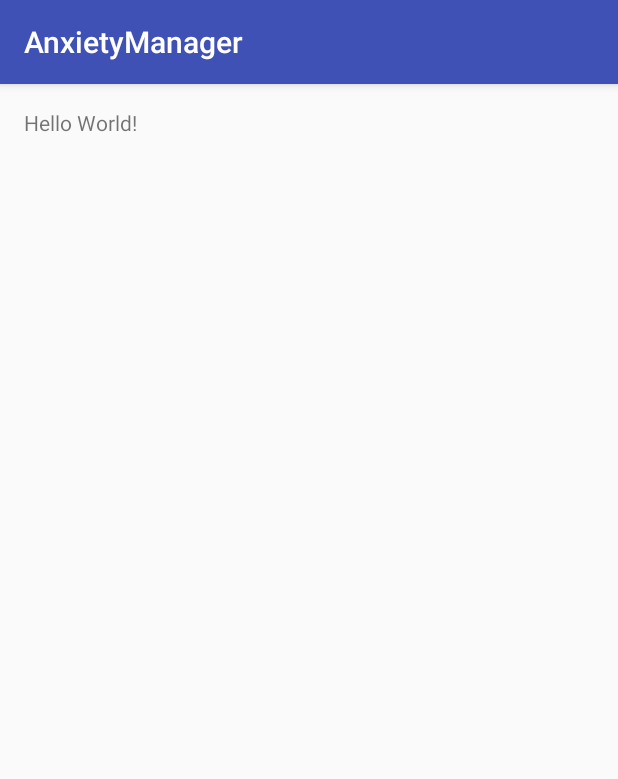
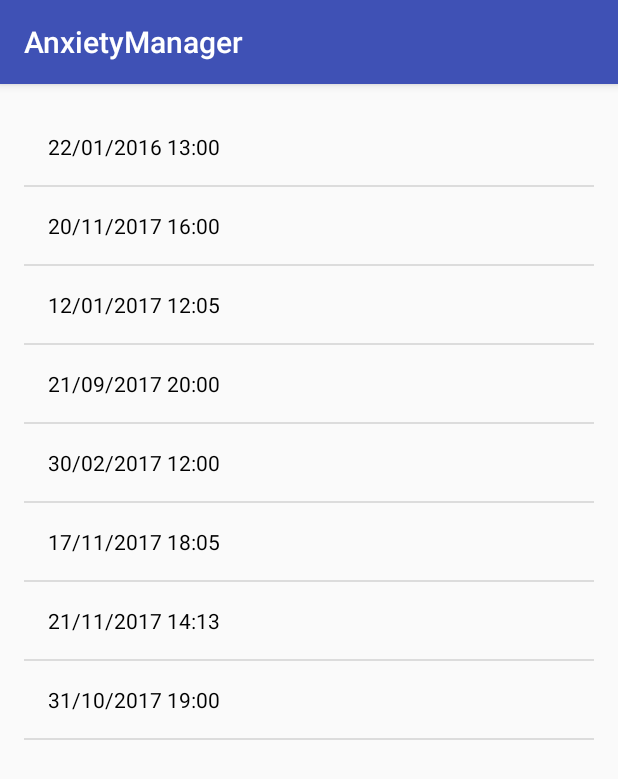
Before and after one commit to KatieFitzgerald/Anxiety-Manager, an Android app: the screen it shows after launch (MainActivity), on a phone screen of 412 x 824 dp. Shown: the top 779 px of the screen. Run offline under Robolectric (Android 15) with nearby library versions, the phone set to English and light mode, and no system bars.

Commit message:
Populate listView with csv values

```diff
--- a/AnxietyManager/app/build.gradle
+++ b/AnxietyManager/app/build.gradle
@@ -1,11 +1,11 @@
 apply plugin: 'com.android.application'
 
 android {
-    compileSdkVersion 23
+    compileSdkVersion 26
     defaultConfig {
         applicationId "com.example.katiefitzgerald.anxietymanager"
         minSdkVersion 19
-        targetSdkVersion 23
+        targetSdkVersion 26
         versionCode 1
         versionName "1.0"
         testInstrumentationRunner "android.support.test.runner.AndroidJUnitRunner"
@@ -24,6 +24,6 @@ dependencies {
     androidTestCompile('com.android.support.test.espresso:espresso-core:2.2.2', {
         exclude group: 'com.android.support', module: 'support-annotations'
     })
-    compile 'com.android.support:appcompat-v7:23.4.0'
+    compile 'com.android.support:appcompat-v7:26.0.0'
     testCompile 'junit:junit:4.12'
 }
--- a/AnxietyManager/app/src/main/java/com/example/katiefitzgerald/anxietymanager/AnxietyEpisode.java
+++ b/AnxietyManager/app/src/main/java/com/example/katiefitzgerald/anxietymanager/AnxietyEpisode.java
@@ -26,9 +26,6 @@ public class AnxietyEpisode {
 
     @Override
     public String toString() {
-        return "AnxietyEpisode{" +
-                "date='" + date + '\'' +
-                ", time='" + time + '\'' +
-                '}';
+        return "" + this.date.toString() + " " + this.time.toString();
     }
 }
--- a/AnxietyManager/app/src/main/java/com/example/katiefitzgerald/anxietymanager/MainActivity.java
+++ b/AnxietyManager/app/src/main/java/com/example/katiefitzgerald/anxietymanager/MainActivity.java
@@ -3,13 +3,15 @@ package com.example.katiefitzgerald.anxietymanager;
 import android.support.v7.app.AppCompatActivity;
 import android.os.Bundle;
 import android.util.Log;
+import android.widget.ArrayAdapter;
+import android.widget.ListView;
+
 import java.io.BufferedReader;
 import java.io.IOException;
 import java.io.InputStream;
 import java.io.InputStreamReader;
 import java.nio.charset.Charset;
 import java.util.ArrayList;
-import java.util.List;
 
 public class MainActivity extends AppCompatActivity {
 
@@ -18,12 +20,20 @@ public class MainActivity extends AppCompatActivity {
         super.onCreate(savedInstanceState);
         setContentView(R.layout.activity_main);
 
-        getSensedAnxiety();
+        ArrayList<AnxietyEpisode> anxietyEpisode = new ArrayList<>();
+        getSensedAnxiety(anxietyEpisode);
+
+        ArrayAdapter<AnxietyEpisode> adapter = new ArrayAdapter<>(this, R.layout.list_view_items, anxietyEpisode);
+
+        ListView episodeList = (ListView) findViewById(R.id.episodeListView);
+        if (episodeList != null) {
+            episodeList.setAdapter(adapter);
+        }
     }
 
     //Based on tutorial https://www.youtube.com/watch?v=i-TqNzUryn8
-    private List<AnxietyEpisode> anxietyEpisode = new ArrayList<>();
-    private void getSensedAnxiety(){
+
+    private void getSensedAnxiety(ArrayList<AnxietyEpisode> anxietyEpisode){
 
         InputStream is = getResources().openRawResource(R.raw.sensed);
         BufferedReader reader = new BufferedReader(
@@ -43,12 +53,11 @@ public class MainActivity extends AppCompatActivity {
                 episode.setTime(tokens[1]);
 
                 anxietyEpisode.add(episode);
-
-                Log.d("MyActivity", "just created" + episode);
             }
         } catch (IOException e) {
             Log.wtf("My Activity", "Error reading data file on line" + line, e);
             e.printStackTrace();
         }
+
     }
 }
--- a/AnxietyManager/app/src/main/res/layout/activity_main.xml
+++ b/AnxietyManager/app/src/main/res/layout/activity_main.xml
@@ -10,16 +10,12 @@
     android:paddingTop="@dimen/activity_vertical_margin"
     tools:context="com.example.katiefitzgerald.anxietymanager.MainActivity">
 
-    <TextView
-        android:layout_width="wrap_content"
-        android:layout_height="wrap_content"
-        android:text="Hello World!" />
 
     <ListView
+        android:id="@+id/episodeListView"
         android:layout_width="match_parent"
         android:layout_height="match_parent"
+        android:layout_alignParentBottom="true"
         android:layout_alignParentStart="true"
-        android:layout_alignParentTop="true"
-        android:layout_marginStart="89dp"
-        android:layout_marginTop="127dp" />
+        android:layout_marginBottom="277dp" />
 </RelativeLayout>
--- /dev/null
+++ b/AnxietyManager/app/src/main/res/layout/list_view_items.xml
@@ -0,0 +1,9 @@
+<?xml version="1.0" encoding="utf-8"?>
+<TextView android:id="@+id/textView"
+    android:layout_width="fill_parent"
+    android:layout_height="wrap_content"
+    android:layout_gravity="center"
+    android:padding="@dimen/activity_horizontal_margin"
+    android:text="Demo"
+    android:textColor="#000"
+    xmlns:android="http://schemas.android.com/apk/res/android" />
--- a/AnxietyManager/app/src/main/res/raw/sensed.csv
+++ b/AnxietyManager/app/src/main/res/raw/sensed.csv
@@ -3,3 +3,6 @@
 12/01/2017,12:05
 21/09/2017,20:00
 30/02/2017,12:00
+17/11/2017,18:05
+21/11/2017,14:13
+31/10/2017,19:00
--- a/AnxietyManager/build.gradle
+++ b/AnxietyManager/build.gradle
@@ -15,6 +15,7 @@ buildscript {
 allprojects {
     repositories {
         jcenter()
+        google()
     }
 }
 
```
Also changed, not shown: AnxietyManager/app/src/main/java/com/example/katiefitzgerald/anxietymanager/SensedAnxietyAdapter.java (added, +60 -0 lines).
